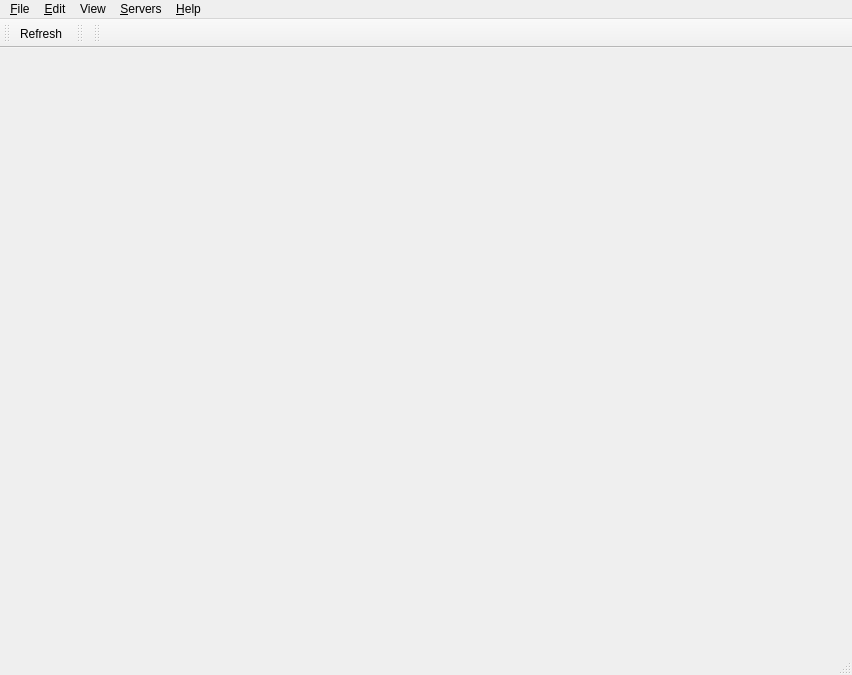
First picture: the form in Viewer/src/MainWindow.ui, repository ecmwf/ecflow, before the edit.
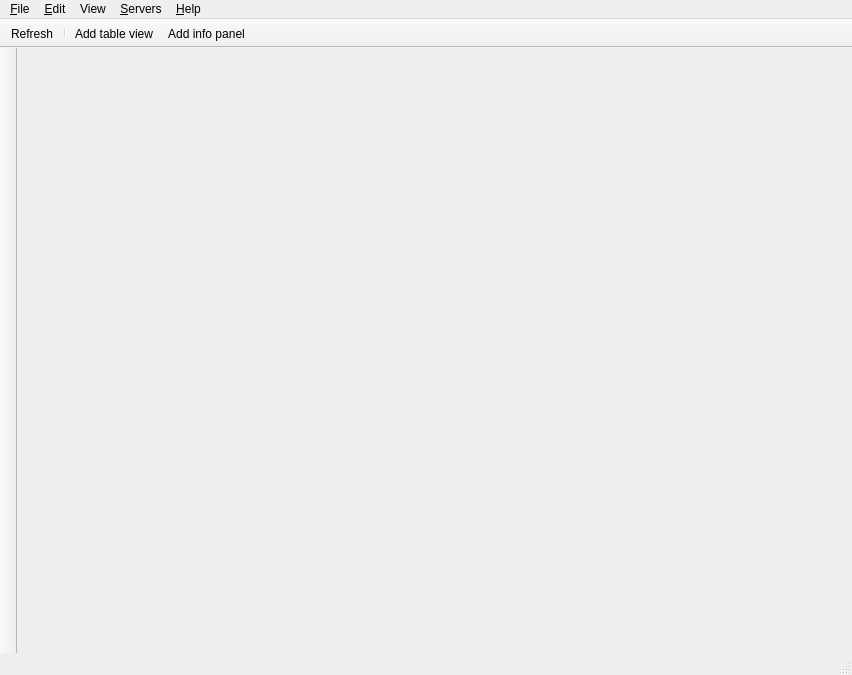
Second picture: the form after the edit. Icons and pictures are not drawn.

Commit message: Viewer: viewer crashes when panels are added and deleted ECFLOW-390

```diff
--- a/Viewer/src/MainWindow.ui
+++ b/Viewer/src/MainWindow.ui
@@ -103,6 +103,9 @@
    <property name="windowTitle">
     <string>toolBar</string>
    </property>
+   <property name="movable">
+    <bool>false</bool>
+   </property>
    <attribute name="toolBarArea">
     <enum>TopToolBarArea</enum>
    </attribute>
@@ -110,24 +113,19 @@
     <bool>false</bool>
    </attribute>
    <addaction name="actionRefresh"/>
-  </widget>
-  <widget class="QToolBar" name="toolBar">
-   <property name="windowTitle">
-    <string>toolBar</string>
-   </property>
-   <attribute name="toolBarArea">
-    <enum>TopToolBarArea</enum>
-   </attribute>
-   <attribute name="toolBarBreak">
-    <bool>false</bool>
-   </attribute>
+   <addaction name="separator"/>
+   <addaction name="actionAddTableWidget"/>
+   <addaction name="actionAddInfoPanel"/>
   </widget>
   <widget class="QToolBar" name="panelToolBar">
    <property name="windowTitle">
     <string>toolBar_2</string>
    </property>
+   <property name="movable">
+    <bool>false</bool>
+   </property>
    <attribute name="toolBarArea">
-    <enum>TopToolBarArea</enum>
+    <enum>LeftToolBarArea</enum>
    </attribute>
    <attribute name="toolBarBreak">
     <bool>false</bool>
```
Left out of the diff: 3 changed lines with no effect on the pictures. The commit also changes 8 other files.
